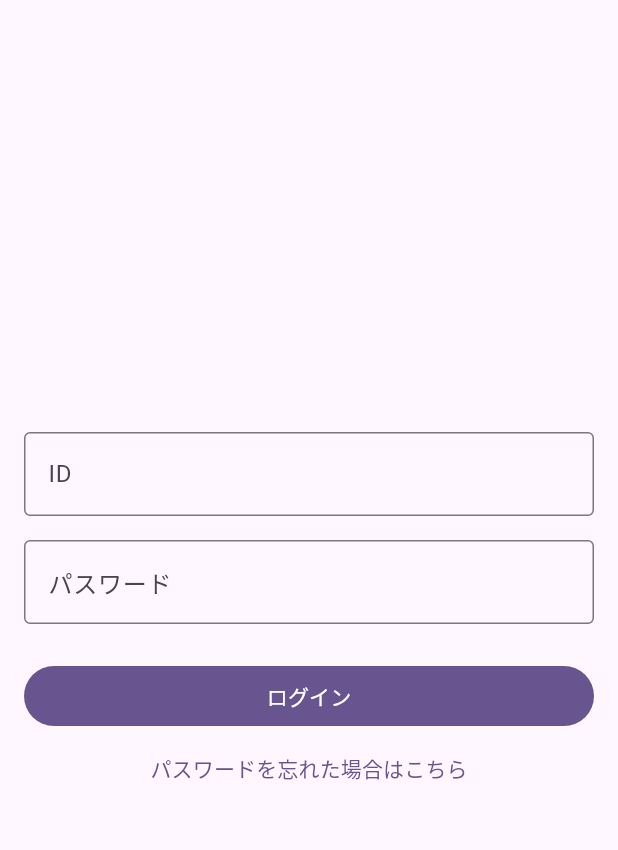
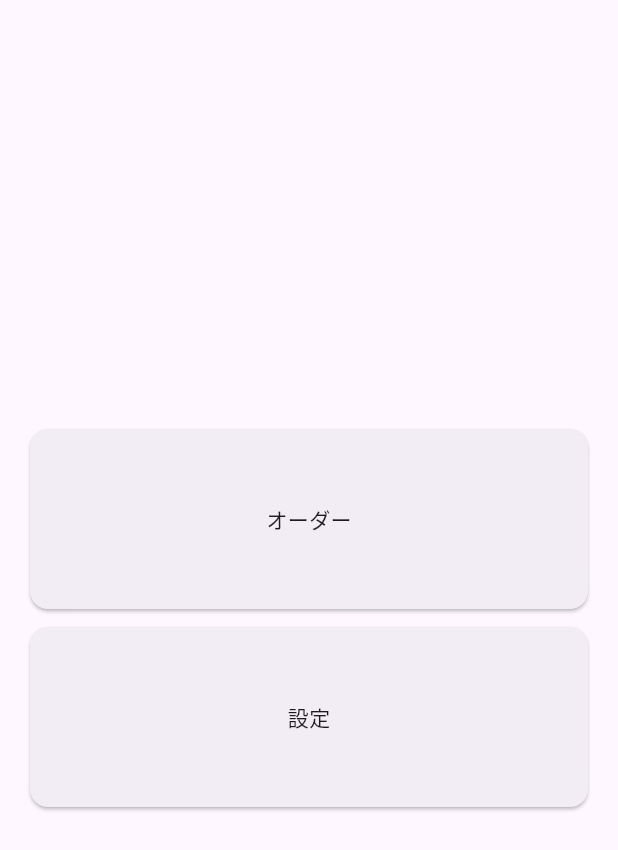
Before and after one commit to lawnmower-74/mobile_storage_app, a Flutter app: the screen it shows after launch, after a tap on "ログイン", on a phone screen of 412 x 824 dp. Shown: the top 850 px of the screen. Run offline on Flutter 3.47's test engine with Material 3 defaults, Android fonts, the phone set to English and light mode, and no system bars; our stand-ins replace go_router.

Commit message:
TOP画面実装(デモ)

```diff
--- a/lib/src/pages/login_page.dart
+++ b/lib/src/pages/login_page.dart
@@ -1,6 +1,6 @@
 import 'package:flutter/material.dart';
-// import 'package:go_router/go_router.dart';
-// import 'package:storage_app/src/routers/page.dart' as router;
+import 'package:go_router/go_router.dart';
+import 'package:storage_app/src/routers/page.dart' as router;
 
 class LoginPage extends StatelessWidget {
   const LoginPage({super.key});
@@ -39,7 +39,7 @@ class _Body extends StatelessWidget {
         SizedBox(
           width: double.infinity,
           child: FilledButton(
-            onPressed: () => {},
+            onPressed: () => context.go(router.Page.topPage.path),
             child: const Text('ログイン'),
           ),
         ),
--- /dev/null
+++ b/lib/src/pages/top_page.dart
@@ -0,0 +1,61 @@
+import 'package:flutter/material.dart';
+// import 'package:go_router/go_router.dart';
+// import 'package:storage_app/src/routers/page.dart' as router;
+
+class TopPage extends StatelessWidget {
+  const TopPage({super.key});
+
+  @override
+  Widget build(BuildContext context) {
+    return const Scaffold(
+      body: _Body(),
+    );
+  }
+}
+
+class _Body extends StatelessWidget {
+  const _Body();
+
+  @override
+  Widget build(BuildContext context) {
+    return Container(
+      padding: const EdgeInsets.all(16),
+      child: Column(
+        mainAxisAlignment: MainAxisAlignment.center,
+        children: [
+          CardButton(
+            text: 'オーダー',
+            onPressed: () => {},
+          ),
+          const SizedBox(height: 4),
+          CardButton(
+            text: '設定',
+            onPressed: () => {},
+          ),
+        ],
+      ),
+    );
+  }
+}
+
+class CardButton extends StatelessWidget {
+  const CardButton({super.key, required this.text, required this.onPressed});
+
+  final String text;
+  final VoidCallback onPressed;
+
+  @override
+  Widget build(BuildContext context) {
+    return GestureDetector(
+      onTap: onPressed,
+      child: SizedBox(
+        width: double.infinity,
+        height: 128,
+        child: Card(
+          color: Theme.of(context).colorScheme.surfaceContainer,
+          child: Center(child: Text(text)),
+        ),
+      ),
+    );
+  }
+}
--- a/lib/src/routers/page.dart
+++ b/lib/src/routers/page.dart
@@ -1,5 +1,6 @@
 enum Page {
-  loginPage(path: '/login');
+  loginPage(path: '/login'),
+  topPage(path: '/top');
 
   const Page({required this.path});
 
--- a/lib/src/storage_app.dart
+++ b/lib/src/storage_app.dart
@@ -2,6 +2,7 @@ import 'package:flutter/material.dart';
 import 'package:go_router/go_router.dart';
 import 'package:storage_app/src/routers/page.dart' as router;
 import 'package:storage_app/src/pages/login_page.dart';
+import 'package:storage_app/src/pages/top_page.dart';
 
 final _router = GoRouter(routes: [
   GoRoute(
@@ -13,6 +14,10 @@ final _router = GoRouter(routes: [
   GoRoute(
     path: router.Page.loginPage.path,
     builder: (context, state) => const LoginPage(),
+  ),
+  GoRoute(
+    path: router.Page.topPage.path,
+    builder: (context, state) => const TopPage(),
   ),
 ]);
 
```
